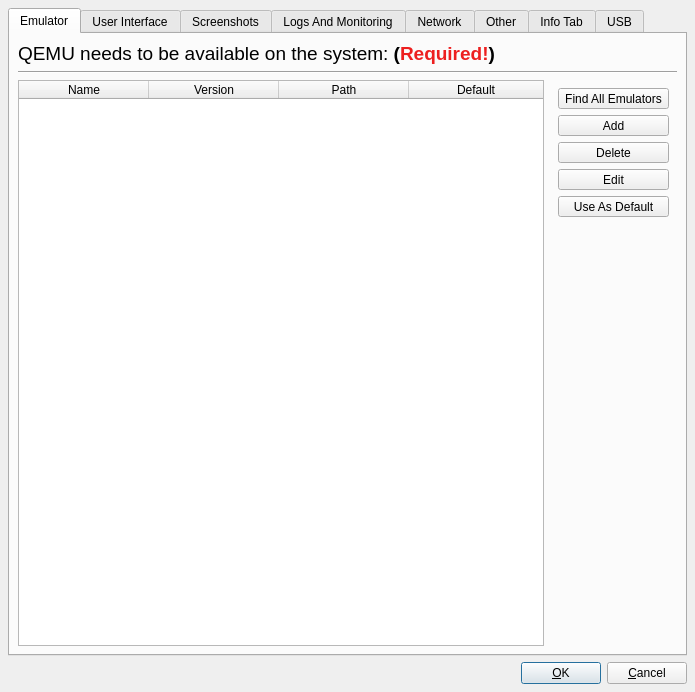
Old version of the form src/Advanced_Settings_Window.ui in the repository tobimensch/aqemu.
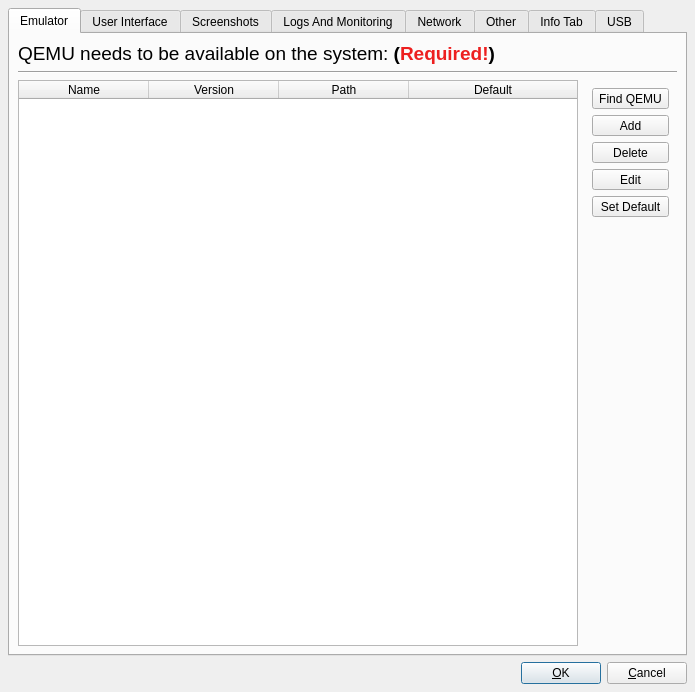
New version of the form. Icons and pictures are not drawn.

Commit message: Fixed margins to make different parts of UI blend in with each other better.

```diff
--- a/src/Advanced_Settings_Window.ui
+++ b/src/Advanced_Settings_Window.ui
@@ -167,7 +167,7 @@
              </sizepolicy>
             </property>
             <property name="text">
-             <string>Find All Emulators</string>
+             <string>Find QEMU</string>
             </property>
             <property name="icon">
              <iconset resource="../resources/icons.qrc">
@@ -271,7 +271,7 @@
              </sizepolicy>
             </property>
             <property name="text">
-             <string>Use As Default</string>
+             <string>Set Default</string>
             </property>
             <property name="icon">
              <iconset resource="../resources/icons.qrc">
```
The commit also changes 3 other files.
